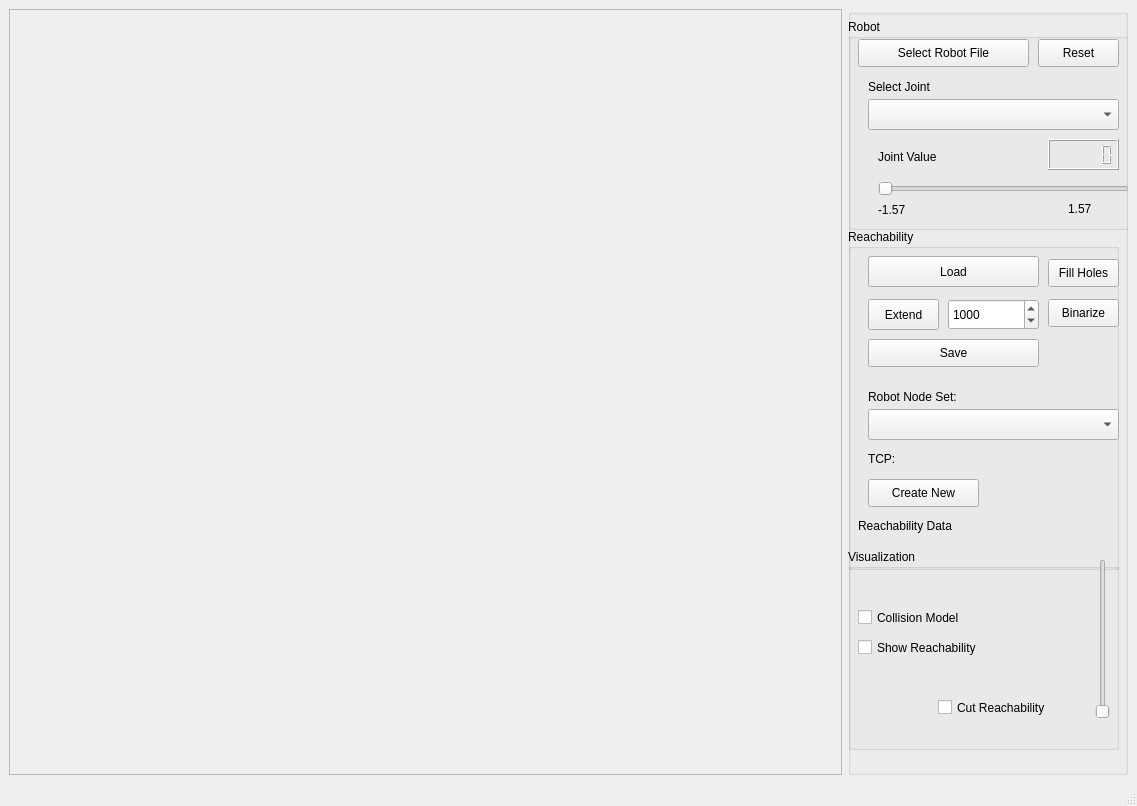
First picture: the form in VirtualRobot/examples/reachability/reachabilityScene.ui, repository softbankrobotics-research/Simox, before the edit.
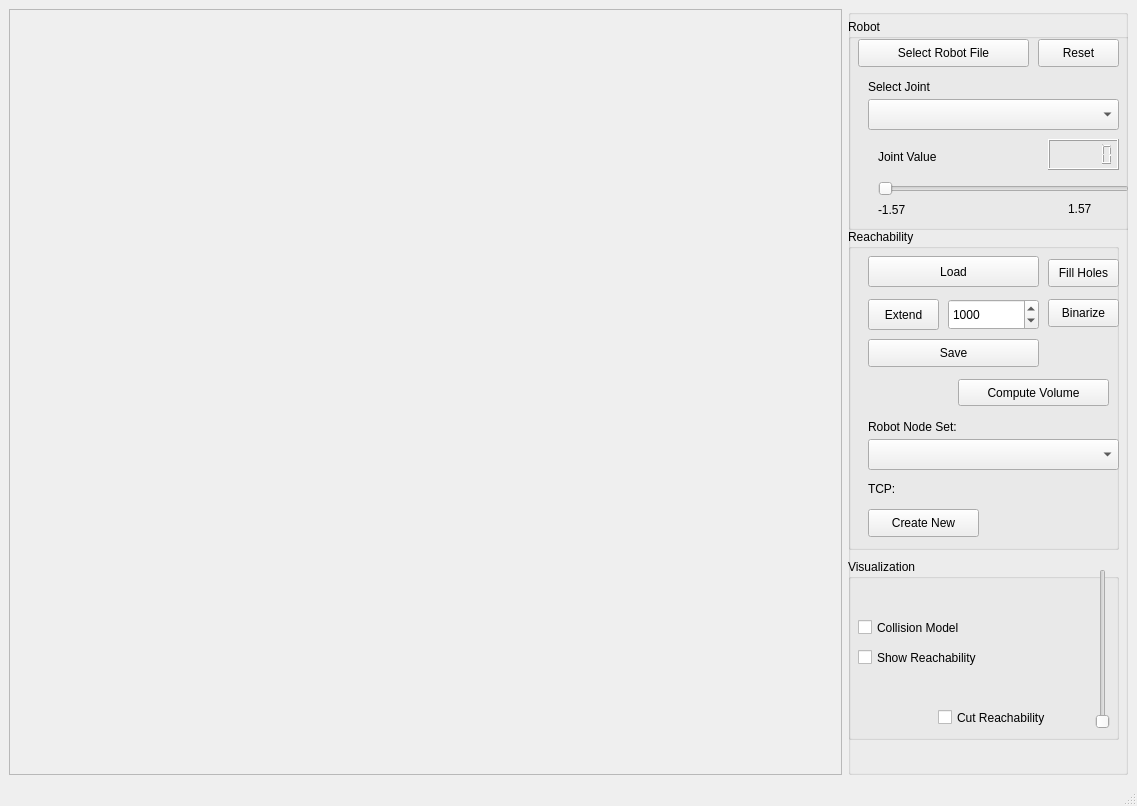
Second picture: the form after the edit.

Commit message: convenient method to determine volume of workspace

Diff of the .ui file:
```diff
--- a/VirtualRobot/examples/reachability/reachabilityScene.ui
+++ b/VirtualRobot/examples/reachability/reachabilityScene.ui
@@ -43,7 +43,7 @@
          <x>0</x>
          <y>220</y>
          <width>271</width>
-         <height>341</height>
+         <height>321</height>
         </rect>
        </property>
        <property name="title">
@@ -66,7 +66,7 @@
         <property name="geometry">
          <rect>
           <x>20</x>
-          <y>250</y>
+          <y>280</y>
           <width>111</width>
           <height>28</height>
          </rect>
@@ -92,7 +92,7 @@
         <property name="geometry">
          <rect>
           <x>20</x>
-          <y>180</y>
+          <y>210</y>
           <width>251</width>
           <height>31</height>
          </rect>
@@ -102,7 +102,7 @@
         <property name="geometry">
          <rect>
           <x>20</x>
-          <y>160</y>
+          <y>190</y>
           <width>141</width>
           <height>16</height>
          </rect>
@@ -111,27 +111,11 @@
          <string>Robot Node Set:</string>
         </property>
        </widget>
-       <widget class="QLabel" name="labelReachability">
-        <property name="geometry">
-         <rect>
-          <x>10</x>
-          <y>290</y>
-          <width>281</width>
-          <height>41</height>
-         </rect>
-        </property>
-        <property name="text">
-         <string>Reachability Data</string>
-        </property>
-        <property name="alignment">
-         <set>Qt::AlignLeading|Qt::AlignLeft|Qt::AlignTop</set>
-        </property>
-       </widget>
        <widget class="QLabel" name="labelTCP">
         <property name="geometry">
          <rect>
           <x>20</x>
-          <y>220</y>
+          <y>250</y>
           <width>211</width>
           <height>20</height>
          </rect>
@@ -198,14 +182,27 @@
          <string>Binarize</string>
         </property>
        </widget>
+       <widget class="QPushButton" name="pushButtonVolume">
+        <property name="geometry">
+         <rect>
+          <x>110</x>
+          <y>150</y>
+          <width>151</width>
+          <height>27</height>
+         </rect>
+        </property>
+        <property name="text">
+         <string>Compute Volume</string>
+        </property>
+       </widget>
       </widget>
       <widget class="QGroupBox" name="groupBox_3">
        <property name="geometry">
         <rect>
          <x>0</x>
-         <y>540</y>
+         <y>550</y>
          <width>271</width>
-         <height>201</height>
+         <height>181</height>
         </rect>
        </property>
        <property name="title">
```
Left out of the diff: 1 changed line with no effect on the pictures. The commit also changes 3 other files.
